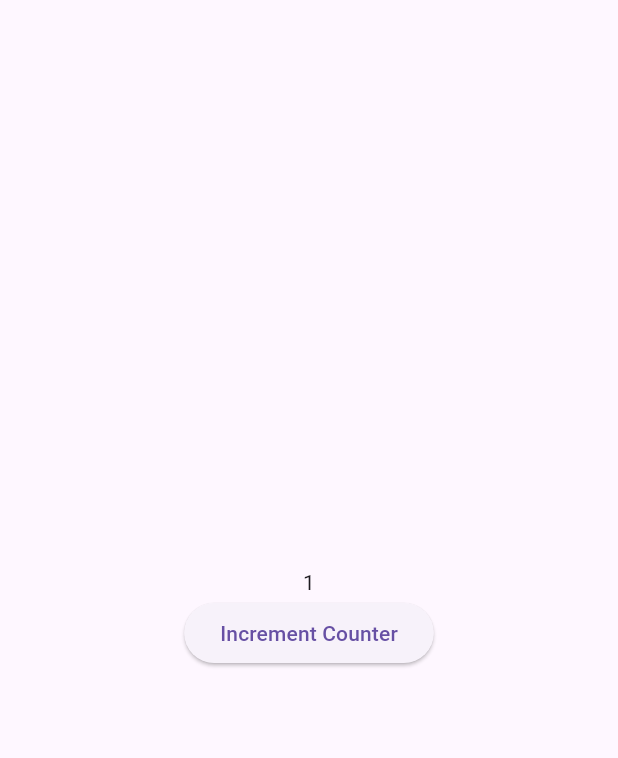
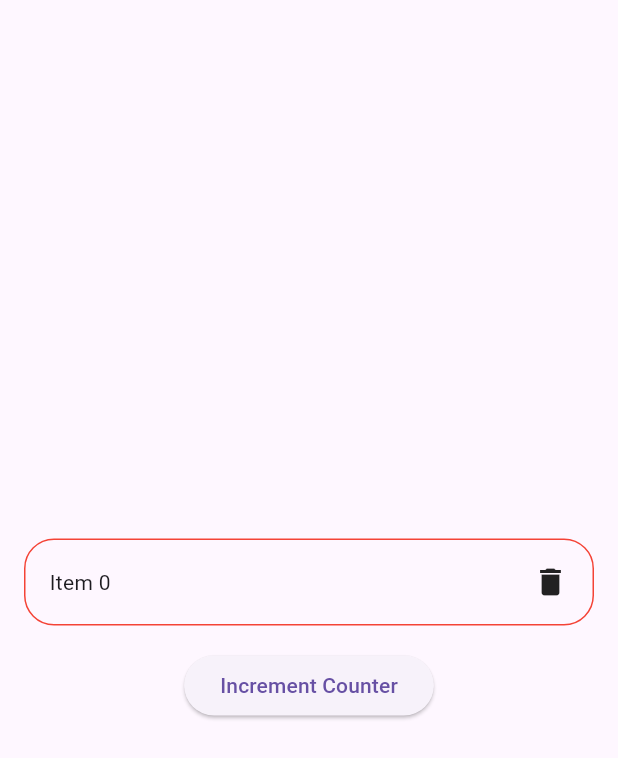
Before and after one commit to GabrielGodoy01/2024-01-encontro4, a Flutter app: the SecondPage screen opened by its route, after a tap on "Increment Counter", on a phone screen of 412 x 824 dp. Shown: the top 758 px of the screen. Run offline on Flutter 3.47's test engine with Material 3 defaults, Android fonts, the phone set to English and light mode, and no system bars.

Commit message:
gerenciamento de estado

```diff
--- /dev/null
+++ b/lib/components/item_component.dart
@@ -0,0 +1,26 @@
+import 'package:flutter/material.dart';
+
+class ItemComponent extends StatelessWidget {
+  final int contador;
+  const ItemComponent({super.key, required this.contador});
+
+  @override
+  Widget build(BuildContext context) {
+    return Padding(
+      padding: const EdgeInsets.all(16),
+      child: Container(
+        padding: const EdgeInsets.all(16),
+        decoration: BoxDecoration(
+            border: Border.all(color: Colors.red),
+            borderRadius: BorderRadius.circular(20)),
+        child: Row(
+          mainAxisAlignment: MainAxisAlignment.spaceBetween,
+          children: [
+            Text('Item ${contador.toString()}'),
+            const Icon(Icons.delete),
+          ],
+        ),
+      ),
+    );
+  }
+}
--- a/lib/pages/second_page.dart
+++ b/lib/pages/second_page.dart
@@ -1,4 +1,5 @@
 import 'package:flutter/material.dart';
+import 'package:navigation_stateful_project/components/item_component.dart';
 
 class SecondPage extends StatefulWidget {
   const SecondPage({super.key});
@@ -8,7 +9,8 @@ class SecondPage extends StatefulWidget {
 }
 
 class _SecondPageState extends State<SecondPage> {
-  int contador = 0;
+  List<int> contador = [0, 1];
+
   @override
   Widget build(BuildContext context) {
     return Scaffold(
@@ -16,13 +18,14 @@ class _SecondPageState extends State<SecondPage> {
         child: Column(
           mainAxisAlignment: MainAxisAlignment.center,
           children: [
-            Text(contador.toString()),
+            ItemComponent(
+              contador: contador[0],
+            ),
             ElevatedButton(
               onPressed: () {
                 setState(() {
-                  contador = contador + 1;
+                  contador.add(contador.length);
                 });
-                // print(contador);
               },
               child: const Text('Increment Counter'),
             ),
```
